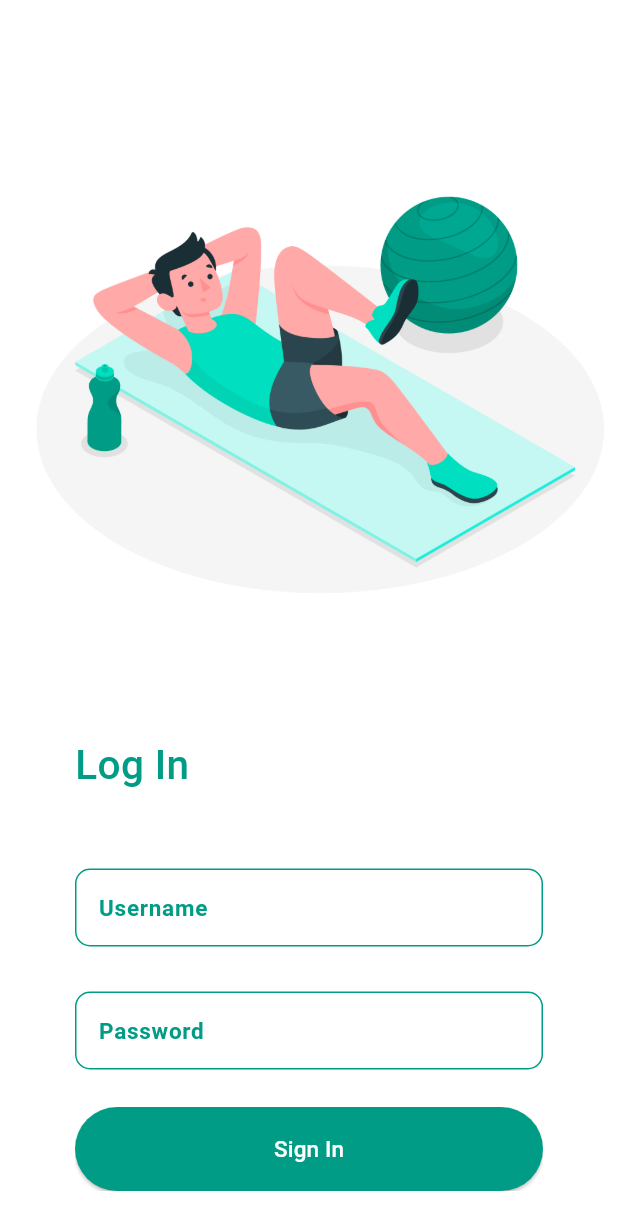
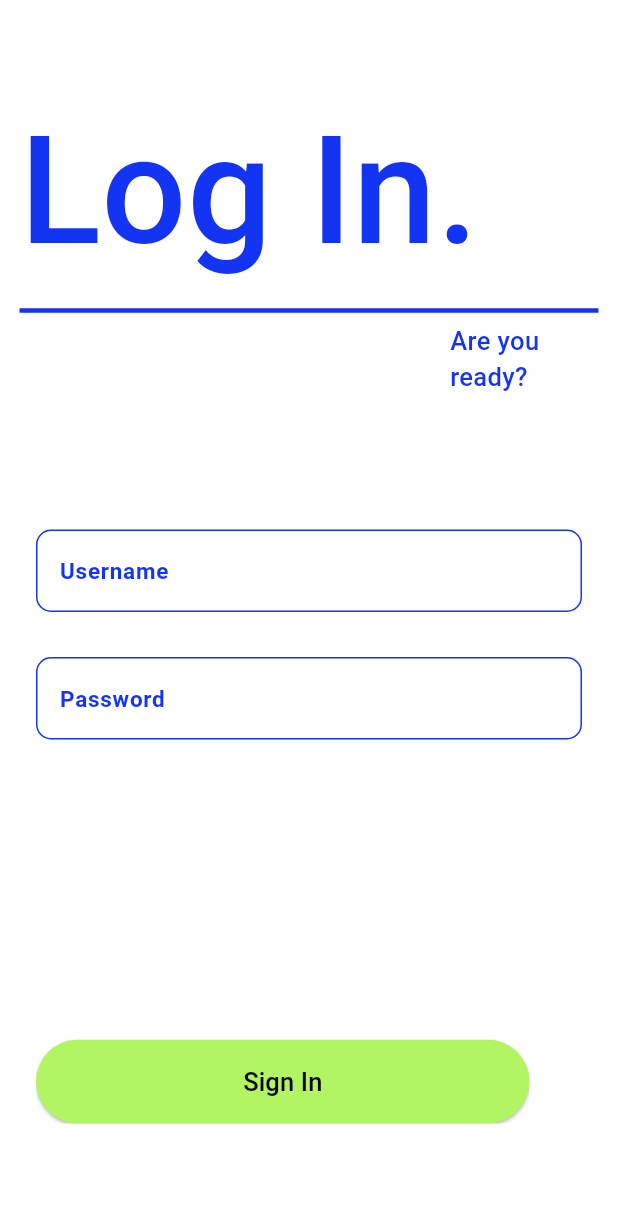
Before and after one commit to robypurnomo/coba, a Flutter app: the screen it shows after launch, on a phone screen of 412 x 824 dp. Shown: the top 1230 px of the screen. Run offline on Flutter 3.47's test engine with Material 3 defaults, Android fonts, the phone set to English and light mode, and no system bars; our stand-ins replace flick_video_player, video_player; Roboto replaces fonts that are missing (Poppins).

Commit message:
change login ui

```diff
--- a/lib/page/login_page.dart
+++ b/lib/page/login_page.dart
@@ -57,49 +57,57 @@ class LoginState extends State<LoginPage> {
       backgroundColor: Colors.white,
       body: Column(
         crossAxisAlignment: CrossAxisAlignment.start,
-        children: [
-          Padding(
-            padding: const EdgeInsets.only(left: 15, top: 15),
-            child: Image.asset(
-              "assets/images/image-1.jpg",
-              width: 413,
-              height: 457,
-            ),
+        children: <Widget>[
+          const Padding(
+            padding: EdgeInsets.only(left: 13, top: 56),
+            child: Text(
+              'Log In.',
+              style: TextStyle(
+                fontSize: 100,
+                fontWeight: FontWeight.w500,
+                color: Color(0xFF1434F4),
+              )
+            )
           ),
-          const SizedBox(
-            height: 18,
+          const Divider(
+            thickness: 3,
+            color: Color(0xFF1434F4),
+            indent: 13,
+            endIndent: 13,
+          ),
+          const Padding(
+            padding: EdgeInsets.only(left: 300, top: 0),
+            child: Text(
+              'Are you ready?',
+              style: TextStyle(
+                fontSize: 17,
+                fontWeight: FontWeight.w500,
+                color: Color(0xFF1434F4),
+              )
+            )
           ),
           Padding(
-            padding: const EdgeInsets.symmetric(horizontal: 50),
+            padding: const EdgeInsets.symmetric(horizontal: 24),
             child: Column(
               textDirection: TextDirection.ltr,
               crossAxisAlignment: CrossAxisAlignment.start,
               children: [
-                const Text(
-                  'Log In',
-                  style: TextStyle(
-                    color: Color.fromARGB(255, 0, 156, 133),
-                    fontSize: 27,
-                    fontFamily: 'Poppins',
-                    fontWeight: FontWeight.w500,
-                  ),
-                ),
                 const SizedBox(
-                  height: 50,
+                  height: 90,
                 ),
                 TextField(
                   controller: _usernameController,
                   textAlign: TextAlign.center,
                   style: const TextStyle(
-                    color: Color.fromARGB(255, 0, 156, 133),
-                    fontSize: 13,
+                    color: Color(0xFF1434F4),
+                    fontSize: 15,
                     fontFamily: 'Poppins',
                     fontWeight: FontWeight.w400,
                   ),
                   decoration: const InputDecoration(
                     labelText: 'Username',
                     labelStyle: TextStyle(
-                      color: Color.fromARGB(255, 0, 156, 133),
+                      color: Color(0xFF1434F4),
                       fontSize: 15,
                       fontFamily: 'Poppins',
                       fontWeight: FontWeight.w600,
@@ -108,14 +116,14 @@ class LoginState extends State<LoginPage> {
                       borderRadius: BorderRadius.all(Radius.circular(10)),
                       borderSide: BorderSide(
                         width: 1,
-                        color: Color.fromARGB(255, 0, 156, 133),
+                        color: Color(0xFF1434F4),
                       ),
                     ),
                     focusedBorder: OutlineInputBorder(
                       borderRadius: BorderRadius.all(Radius.circular(10)),
                       borderSide: BorderSide(
                         width: 1,
-                        color: Color.fromARGB(255, 0, 112, 94),
+                        color: Color(0xFF1434F4),
                       ),
                     ),
                   ),
@@ -127,15 +135,15 @@ class LoginState extends State<LoginPage> {
                   controller: _passController,
                   textAlign: TextAlign.center,
                   style: const TextStyle(
-                    color: Color.fromARGB(255, 0, 156, 133),
-                    fontSize: 13,
+                    color: Color(0xFF1434F4),
+                    fontSize: 15,
                     fontFamily: 'Poppins',
                     fontWeight: FontWeight.w400,
                   ),
                   decoration: const InputDecoration(
                     labelText: 'Password',
                     labelStyle: TextStyle(
-                      color: Color.fromARGB(255, 0, 156, 133),
+                      color: Color(0xFF1434F4),
                       fontSize: 15,
                       fontFamily: 'Poppins',
                       fontWeight: FontWeight.w600,
@@ -144,20 +152,20 @@ class LoginState extends State<LoginPage> {
                       borderRadius: BorderRadius.all(Radius.circular(10)),
                       borderSide: BorderSide(
                         width: 1,
-                        color: Color.fromARGB(255, 0, 156, 133),
+                        color: Color(0xFF1434F4),
                       ),
                     ),
                     focusedBorder: OutlineInputBorder(
                       borderRadius: BorderRadius.all(Radius.circular(10)),
                       borderSide: BorderSide(
                         width: 1,
-                        color: Color.fromARGB(255, 0, 156, 133),
+                        color: Color(0xFF1434F4),
                       ),
                     ),
                   ),
                 ),
                 const SizedBox(
-                  height: 25,
+                  height: 200,
                 ),
                 ClipRRect(
                   borderRadius: const BorderRadius.all(Radius.circular(10)),
@@ -167,13 +175,13 @@ class LoginState extends State<LoginPage> {
                     child: ElevatedButton(
                       onPressed: () => signin(),
                       style: ElevatedButton.styleFrom(
-                        backgroundColor: const Color.fromARGB(255, 0, 156, 133),
+                        backgroundColor: const Color(0xFFB2F562),
                       ),
                       child: const Text(
                         'Sign In',
                         style: TextStyle(
-                          color: Colors.white,
-                          fontSize: 15,
+                          color: Colors.black,
+                          fontSize: 17,
                           fontFamily: 'Poppins',
                           fontWeight: FontWeight.w500,
                         ),
@@ -216,18 +224,6 @@ class LoginState extends State<LoginPage> {
                 //     ),
                 //   ],
                 // ),
-                const SizedBox(
-                  height: 15,
-                ),
-                const Text(
-                  'Forget Password?',
-                  style: TextStyle(
-                    color: Color.fromARGB(255, 0, 156, 133),
-                    fontSize: 13,
-                    fontFamily: 'Poppins',
-                    fontWeight: FontWeight.w500,
-                  ),
-                ),
               ],
             ),
           ),
```
Also changed, not shown: pubspec.lock.
